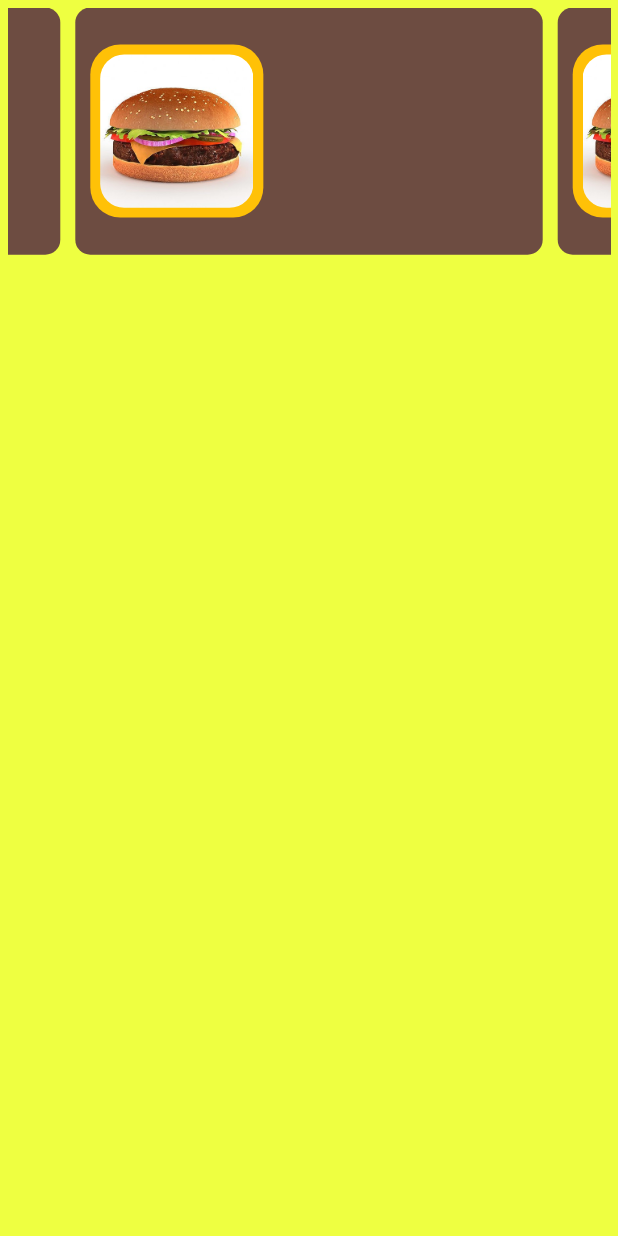
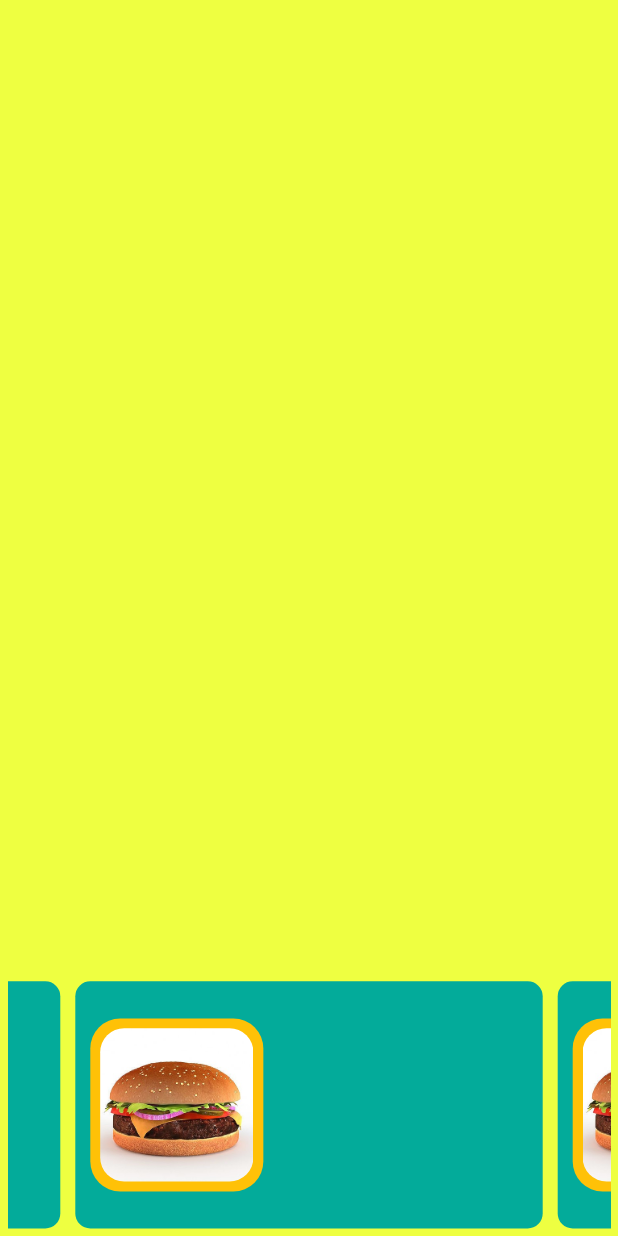
Before and after one commit to ananyayay/AR-Vegetables-Game, a Flutter app: the ARScene screen opened by its route, on a phone screen of 412 x 824 dp. Run offline on Flutter 3.47's test engine with Material 2 defaults, Android fonts, the phone set to English and light mode, and no system bars; drawn by our look-alikes of carousel_slider; missing offline and left inert: ar_flutter_plugin, arcore_flutter_plugin.

Commit message:
carousel position

```diff
--- a/lib/ar_scene.dart
+++ b/lib/ar_scene.dart
@@ -46,8 +46,9 @@ class _ARSceneState extends State<ARScene> {
               child: Container(
                 decoration: BoxDecoration(
                 color: Colors.transparent,
+
                 ),
-
+                alignment: Alignment.bottomCenter,
 
                 child: CarouselSlider(
 
@@ -55,7 +56,6 @@ class _ARSceneState extends State<ARScene> {
 
                   // return Container(
                   //   width: MediaQuery.of(context).size.width,
-
                   //   margin: EdgeInsets.symmetric(horizontal: 5),
                   //   decoration: BoxDecoration(color:  Colors.amber,
                   //     borderRadius: BorderRadius.circular(10)
@@ -66,17 +66,15 @@ class _ARSceneState extends State<ARScene> {
                   //     child: Text("texttt $e",
                   //     style: TextStyle(fontSize: 40),
                   //     // style: TextStyle(fontSize: 0.07*widthScreen),
-
                   //     ),
                   //   ),
-
                   // );
 
                   return Container(
                     width: MediaQuery.of(context).size.width,
 
                     margin: EdgeInsets.symmetric(horizontal: 5),
-                      decoration: BoxDecoration(color:  Colors.brown[600],
+                      decoration: BoxDecoration(color:  Color.fromARGB(255, 3, 171, 154),
                       borderRadius: BorderRadius.circular(10)
 
                     ),
```
